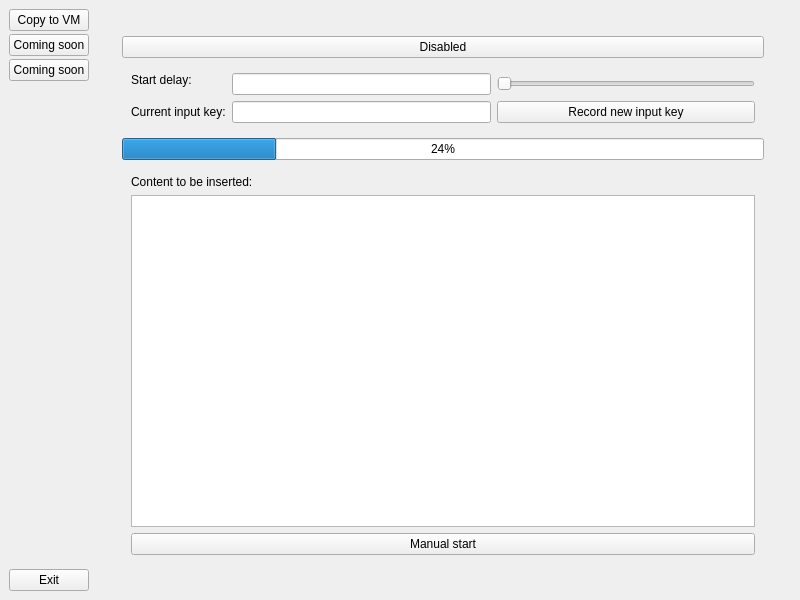
The window that gui/MainWindow.ui (gyulii/Copy-tool) describes before a commit, drawn with Qt 5.
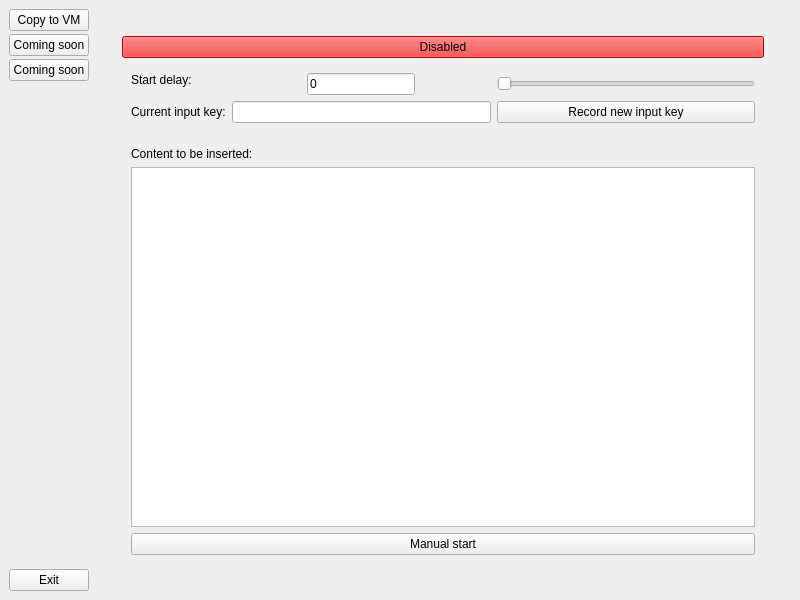
The same window after the commit.

Commit message: Slider and start delay working

What changed in the file:
```diff
--- a/gui/MainWindow.ui
+++ b/gui/MainWindow.ui
@@ -113,6 +113,9 @@
                   <verstretch>0</verstretch>
                  </sizepolicy>
                 </property>
+                <property name="styleSheet">
+                 <string notr="true">background-color: red;</string>
+                </property>
                 <property name="text">
                  <string>Disabled</string>
                 </property>
@@ -160,8 +163,12 @@
                    </property>
                   </widget>
                  </item>
-                 <item row="0" column="1">
-                  <widget class="QLineEdit" name="LineStartDelay"/>
+                 <item row="0" column="1" alignment="Qt::AlignHCenter|Qt::AlignVCenter">
+                  <widget class="QLineEdit" name="LineStartDelay">
+                   <property name="text">
+                    <string>0</string>
+                   </property>
+                  </widget>
                  </item>
                  <item row="0" column="2">
                   <widget class="QSlider" name="SliderStartDelay">
@@ -173,13 +180,6 @@
                 </layout>
                </widget>
               </item>
-              <item>
-               <widget class="QProgressBar" name="progressBar">
-                <property name="value">
-                 <number>24</number>
-                </property>
-               </widget>
-              </item>
               <item>
                <widget class="QWidget" name="widget_4" native="true">
                 <layout class="QVBoxLayout" name="verticalLayout_3">
```
Left out of the diff: 9 changed lines with no effect on the pictures. The commit also changes 3 other files.
